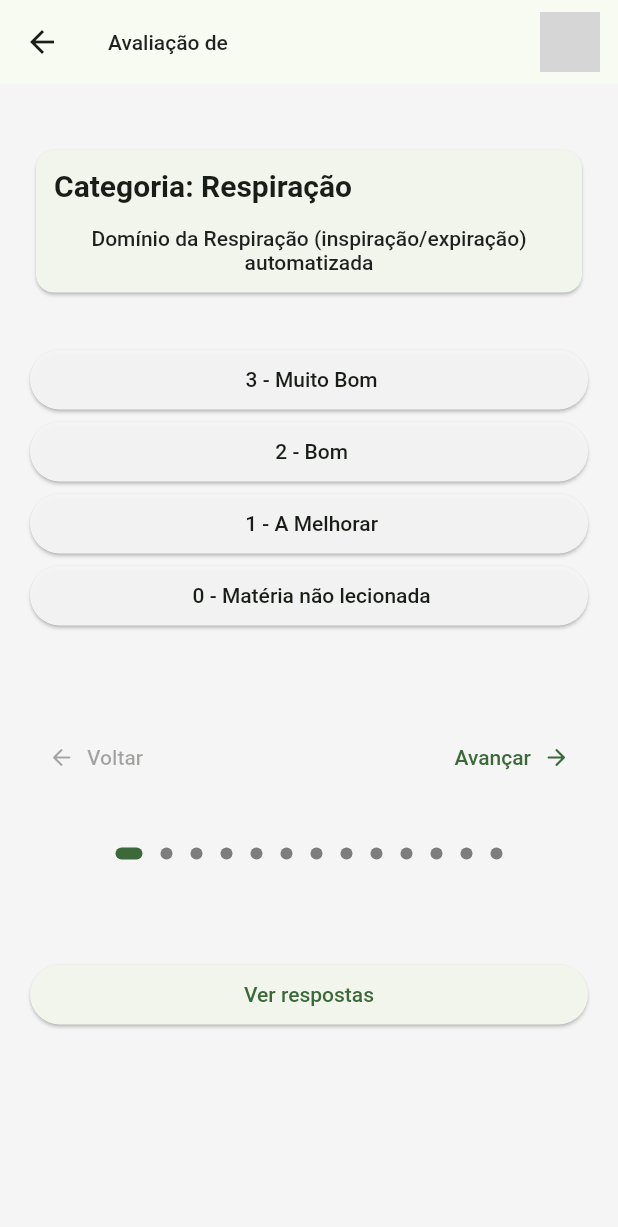
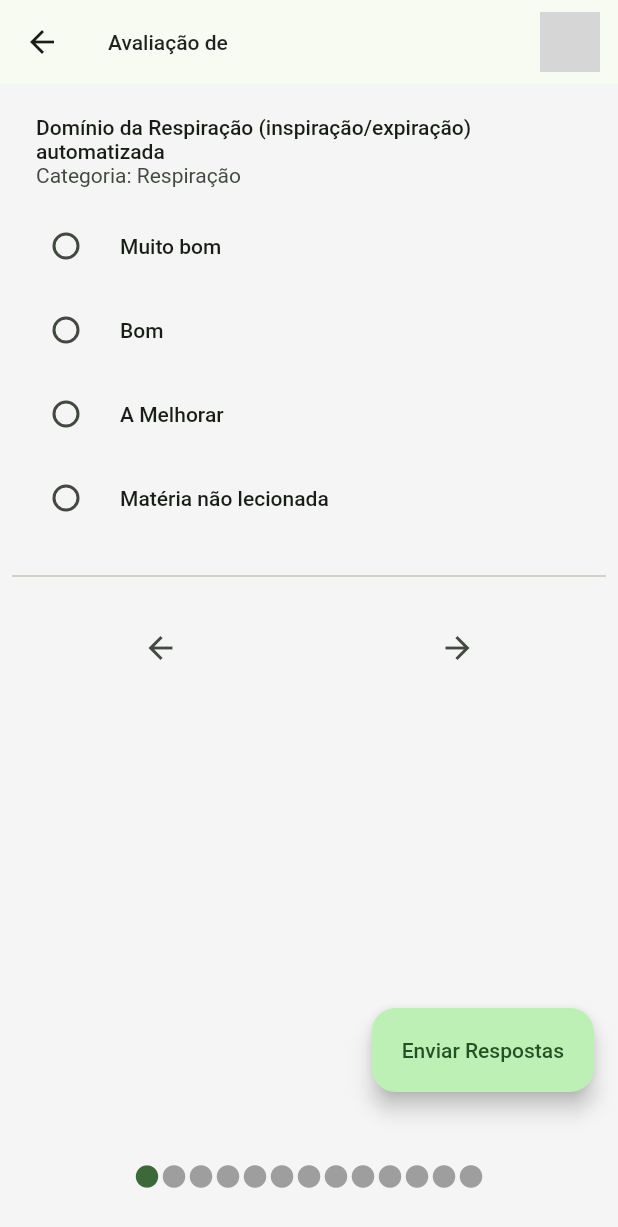
Before and after one commit to RubenO94/smart_ticket_app, a Flutter app: the NovaAvaliacaoScreen screen opened directly with empty values, on a phone screen of 412 x 824 dp. Shown: the top 1227 px of the screen. Run offline on Flutter 3.47's test engine with Material 2 defaults, Android fonts, the phone set to English and light mode, and no system bars; drawn by our look-alikes of dots_indicator; our stand-ins replace connectivity_plus, flutter_riverpod, flutter_secure_storage, google_fonts, transparent_image; missing offline and left inert: android_id; accounts and stored records are empty; grey boxes are pictures that could not be loaded.

Commit message:
on work:  ficha de avaliacao

```diff
--- a/lib/screens/employee/nova_avaliacao.dart
+++ b/lib/screens/employee/nova_avaliacao.dart
@@ -1,15 +1,12 @@
 import 'dart:convert';
 
-import 'package:dots_indicator/dots_indicator.dart';
 import 'package:flutter/material.dart';
-import 'package:google_fonts/google_fonts.dart';
 import 'package:smart_ticket/data/dummy_data.dart';
 import 'package:smart_ticket/models/resposta.dart';
-import 'package:smart_ticket/utils/environments.dart';
-import 'package:smart_ticket/widgets/employee/resposta_item.dart';
 import 'package:transparent_image/transparent_image.dart';
 
 import '../../models/aluno.dart';
+import 'conclusao_quiz.dart';
 
 class NovaAvaliacaoScreen extends StatefulWidget {
   const NovaAvaliacaoScreen({super.key, required this.aluno});
@@ -20,9 +17,11 @@ class NovaAvaliacaoScreen extends StatefulWidget {
 }
 
 class _NovaAvaliacaoScreenState extends State<NovaAvaliacaoScreen> {
-  var _currentQuestionIndex = 0;
-  var _isSeleceted = false;
+  int _currentPageIndex = 0;
   List<Resposta> respostas = [];
+  final PageController _pageController = PageController(initialPage: 0);
+  bool _quizCompleted = false;
+  int _selectedNivel = 1; // Nível selecionado inicialmente
 
   Future<bool> _onWillPop() async {
     if (respostas.isNotEmpty) {
@@ -48,57 +47,79 @@ class _NovaAvaliacaoScreenState extends State<NovaAvaliacaoScreen> {
     return true;
   }
 
-  void _printRespostas() {
-    for (var element in respostas) {
-      print(
-          'ID: ${element.idDesempenhoLinha} Classificacao: ${element.classificacao}');
+  void responderPergunta(int classificacao) {
+    final pergunta = perguntas[_currentPageIndex];
+    final index = respostas.indexWhere(
+      (resposta) => resposta.idDesempenhoLinha == pergunta.idDesempenhoLinha,
+    );
+
+    if (index != -1) {
+      setState(() {
+        respostas[index].classificacao = classificacao;
+      });
+    } else {
+      setState(() {
+        respostas.add(Resposta(
+          idDesempenhoLinha: pergunta.idDesempenhoLinha,
+          classificacao: classificacao,
+        ));
+      });
+    }
+
+    if (respostas.length == perguntas.length) {
+      setState(() {
+        _quizCompleted = true;
+      });
     }
   }
 
-  int _anserQuestion(String selectedAnswer) {
-    var classificacao = 0;
-    switch (selectedAnswer.trimLeft()) {
-      case '3 - Muito Bom':
-        classificacao = 3;
-        break;
-      case '2 - Bom':
-        classificacao = 2;
-        break;
-      case '1 - A Melhorar':
-        classificacao = 1;
-        break;
-      default:
-        break;
-    }
-    final index = respostas.indexWhere(
-      (element) {
-        return element.idDesempenhoLinha ==
-            perguntas[_currentQuestionIndex].idDesempenhoLinha;
-      },
-    );
-    if (index != -1) {
-      respostas[index].classificacao = classificacao;
-      return classificacao;
-    }
-    if (respostas.length != perguntas.length) {
-      respostas.add(Resposta(
-          idDesempenhoLinha: perguntas[_currentQuestionIndex].idDesempenhoLinha,
-          classificacao: classificacao));
-    }
+  void avancarPergunta() {
     setState(() {
-      if (_currentQuestionIndex >= 0 &&
-          _currentQuestionIndex < perguntas.length - 1) {
-        _currentQuestionIndex++;
+      if (_currentPageIndex < perguntas.length - 1) {
+        _currentPageIndex++;
+        _pageController.nextPage(
+            duration: const Duration(milliseconds: 800),
+            curve: Curves.easeInOut);
       }
     });
-    return classificacao;
+  }
+
+  void voltarPergunta() {
+    setState(() {
+      if (_currentPageIndex > 0) {
+        _currentPageIndex--;
+        _pageController.previousPage(
+            duration: const Duration(milliseconds: 800),
+            curve: Curves.easeInOut);
+      }
+    });
+  }
+
+  void selecionarNivel(int nivel) {
+    setState(() {
+      _selectedNivel = nivel;
+    });
+  }
+
+  void reiniciarQuiz() {
+    setState(() {
+      _currentPageIndex = 0;
+      respostas.clear();
+      _quizCompleted = false;
+    });
   }
 
   @override
   Widget build(BuildContext context) {
     return WillPopScope(
       onWillPop: _onWillPop,
-      child: Scaffold(
+      child: respostas.length == perguntas.length
+          ? QuizConclusionScreen(
+              reiniciarQuiz: reiniciarQuiz,
+              respostas: respostas,
+              aluno: widget.aluno,
+            )
+          : Scaffold(
               appBar: AppBar(
                 title: Text(
                   'Avaliação de ${widget.aluno.nameToTitleCase}',
@@ -126,119 +147,123 @@ class _NovaAvaliacaoScreenState extends State<NovaAvaliacaoScreen> {
                   ),
                 ],
               ),
-        body: SingleChildScrollView(
+              body: Padding(
+                padding: const EdgeInsets.all(8.0),
+                child: PageView.builder(
+                  controller: _pageController,
+                  itemCount: perguntas.length,
+                  onPageChanged: (index) {
+                    setState(() {
+                      _currentPageIndex = index;
+                    });
+                  },
+                  itemBuilder: (context, index) {
+                    final pergunta = perguntas[index];
+                    final resposta = respostas.firstWhere(
+                      (resposta) =>
+                          resposta.idDesempenhoLinha ==
+                          pergunta.idDesempenhoLinha,
+                      orElse: () => Resposta(
+                          idDesempenhoLinha: pergunta.idDesempenhoLinha,
+                          classificacao: -1),
+                    );
+
+                    return SingleChildScrollView(
                       child: SizedBox(
-            width: double.infinity,
-            child: Container(
-              margin: const EdgeInsets.symmetric(horizontal: 20, vertical: 40),
+                        height: MediaQuery.of(context).size.height -
+                            kToolbarHeight -
+                            kBottomNavigationBarHeight,
                         child: Column(
-                crossAxisAlignment: CrossAxisAlignment.stretch,
-                mainAxisAlignment: MainAxisAlignment.start,
+                          crossAxisAlignment: CrossAxisAlignment.start,
                           children: [
-                  Card(
-                    child: Padding(
-                      padding: const EdgeInsets.all(12.0),
-                      child: Column(
-                        crossAxisAlignment: CrossAxisAlignment.stretch,
-                        children: [
-                          Text(
-                            'Categoria: ${perguntas[_currentQuestionIndex].categoria}',
-                            style: Theme.of(context)
-                                .textTheme
-                                .titleLarge!
-                                .copyWith(
-                                    color: Theme.of(context)
-                                        .colorScheme
-                                        .onBackground),
+                            ListTile(
+                              title: Text(pergunta.descricao),
+                              subtitle:
+                                  Text('Categoria: ${pergunta.categoria}'),
+                            ),
+                            RadioListTile<int>(
+                              title: const Text('Muito bom'),
+                              value: 3,
+                              groupValue: resposta.classificacao,
+                              onChanged: (value) {
+                                responderPergunta(value!);
+                              },
+                            ),
+                            RadioListTile<int>(
+                              title: const Text('Bom'),
+                              value: 2,
+                              groupValue: resposta.classificacao,
+                              onChanged: (value) {
+                                responderPergunta(value!);
+                              },
+                            ),
+                            RadioListTile<int>(
+                              title: const Text('A Melhorar'),
+                              value: 1,
+                              groupValue: resposta.classificacao,
+                              onChanged: (value) {
+                                responderPergunta(value!);
+                              },
+                            ),
+                            RadioListTile<int>(
+                              title: const Text('Matéria não lecionada'),
+                              value: 0,
+                              groupValue: resposta.classificacao,
+                              onChanged: (value) {
+                                responderPergunta(value!);
+                              },
                             ),
                             const SizedBox(
                               height: 16,
                             ),
-                          Text(
-                            perguntas[_currentQuestionIndex].descricao,
-                            style: Theme.of(context).textTheme.bodyLarge,
-                            textAlign: TextAlign.center,
+                            const Divider(),
+                            const SizedBox(
+                              height: 16,
+                            ),
+                            Row(
+                              mainAxisAlignment: MainAxisAlignment.spaceAround,
+                              children: [
+                                IconButton(
+                                  icon: const Icon(Icons.arrow_back),
+                                  onPressed: voltarPergunta,
+                                ),
+                                IconButton(
+                                  icon: const Icon(Icons.arrow_forward),
+                                  onPressed: avancarPergunta,
+                                ),
+                              ],
                             ),
                           ],
                         ),
                       ),
-                  ),
-                  const SizedBox(
-                    height: 30,
-                  ),
-                  ...answers.map((answer) {
-                    return RespostaItem(resposta: answer, currentQuestionIndex: _currentQuestionIndex, onTap: _anserQuestion);
-                  }),
-                  const SizedBox(
-                    height: 60,
-                  ),
-                  Row(
-                    crossAxisAlignment: CrossAxisAlignment.end,
-                    mainAxisAlignment: MainAxisAlignment.spaceBetween,
-                    children: [
-                      TextButton.icon(
-                        icon: const Icon(Icons.arrow_back_rounded),
-                        onPressed: _currentQuestionIndex == 0
-                            ? null
-                            : () {
-                                setState(() {
-                                  if (_currentQuestionIndex > 0) {
-                                    _currentQuestionIndex--;
-                                  }
-                                });
+                    );
                   },
-                        label: const Text('Voltar'),
-                      ),
-                      Directionality(
-                        textDirection: TextDirection.rtl,
-                        child: TextButton.icon(
-                          icon: const Icon(Icons.arrow_back_rounded),
-                          onPressed:
-                              _currentQuestionIndex == perguntas.length - 1
-                                  ? null
-                                  : () {
-                                      setState(() {
-                                        if (_currentQuestionIndex >= 0 &&
-                                            _currentQuestionIndex <
-                                                perguntas.length - 1) {
-                                          _currentQuestionIndex++;
-                                        }
-                                      });
-                                    },
-                          label: const Text('Avançar'),
                 ),
               ),
-                    ],
+              floatingActionButton: FloatingActionButton.extended(
+                onPressed: () {
+                  // Enviar as respostas
+                  for (final resposta in respostas) {
+                    print(
+                        'ID: ${resposta.idDesempenhoLinha} Classificacao: ${resposta.classificacao}');
+                  }
+                },
+                label: const Text('Enviar Respostas'),
               ),
-                  const SizedBox(
-                    height: 30,
-                  ),
-                  Positioned(
-                    bottom: 0,
-                    child: DotsIndicator(
-                      dotsCount: perguntas.length,
-                      position: _currentQuestionIndex,
-                      decorator: DotsDecorator(
-                        color: Color.fromARGB(255, 125, 125, 125),
-                        size: const Size.square(8.0),
-                        activeColor: Theme.of(context).colorScheme.primary,
-                        activeSize: const Size(18.0, 8.0),
-                        activeShape: RoundedRectangleBorder(
-                          borderRadius: BorderRadius.circular(5.0),
-                        ),
-                      ),
-                    ),
-                  ),
-                  const SizedBox(
-                    height: 60,
-                  ),
-                  ElevatedButton(
-                    onPressed: _printRespostas,
-                    child: const Text('Ver respostas'),
+              bottomNavigationBar: BottomAppBar(
+                color: Theme.of(context).colorScheme.background,
+                child: Row(
+                  mainAxisAlignment: MainAxisAlignment.center,
+                  children: [
+                    for (int i = 0; i < perguntas.length; i++)
+                      Icon(
+                        Icons.circle,
+                        color: i == _currentPageIndex
+                            ? Theme.of(context).colorScheme.primary
+                            : Colors.grey,
+                        size: 18,
                       ),
                   ],
-              ),
-            ),
                 ),
               ),
             ),
--- a/lib/utils/environments.dart
+++ b/lib/utils/environments.dart
@@ -1,4 +1,5 @@
 import 'package:android_id/android_id.dart';
+import 'package:smart_ticket/models/quiz_answer.dart';
 
 const _username = 'SmartTicketWSApp';
 
@@ -30,9 +31,16 @@ Future<String> generateDeviceId() async {
   return deviceId;
 }
 
-const List<String> answers = [
-  ' 3 - Muito Bom',
-  ' 2 - Bom',
-  ' 1 - A Melhorar',
-  ' 0 - Matéria não lecionada'
+enum Classificacao {
+  MuitoBom,
+  Bom,
+  AMelhorar,
+  MateriaNaoLecionada,
+}
+
+List<QuizAnswer> answers = [
+  QuizAnswer(classificacao: Classificacao.MuitoBom),
+  QuizAnswer(classificacao: Classificacao.Bom),
+  QuizAnswer(classificacao: Classificacao.AMelhorar),
+  QuizAnswer(classificacao: Classificacao.MateriaNaoLecionada),
 ];
```
Also changed, not shown: lib/models/nivel.dart (added, +11 -0 lines), lib/models/quiz_answer.dart (added, +8 -0 lines), lib/screens/employee/conclusao_quiz.dart (added, +147 -0 lines), lib/screens/resultados_avaliacao.dart (added, +47 -0 lines), lib/widgets/employee/classificacao_opcoes.dart (added, +27 -0 lines), lib/widgets/employee/resposta_item.dart (+17 -17 lines). Lines whose indentation alone changed are shown as unchanged.
